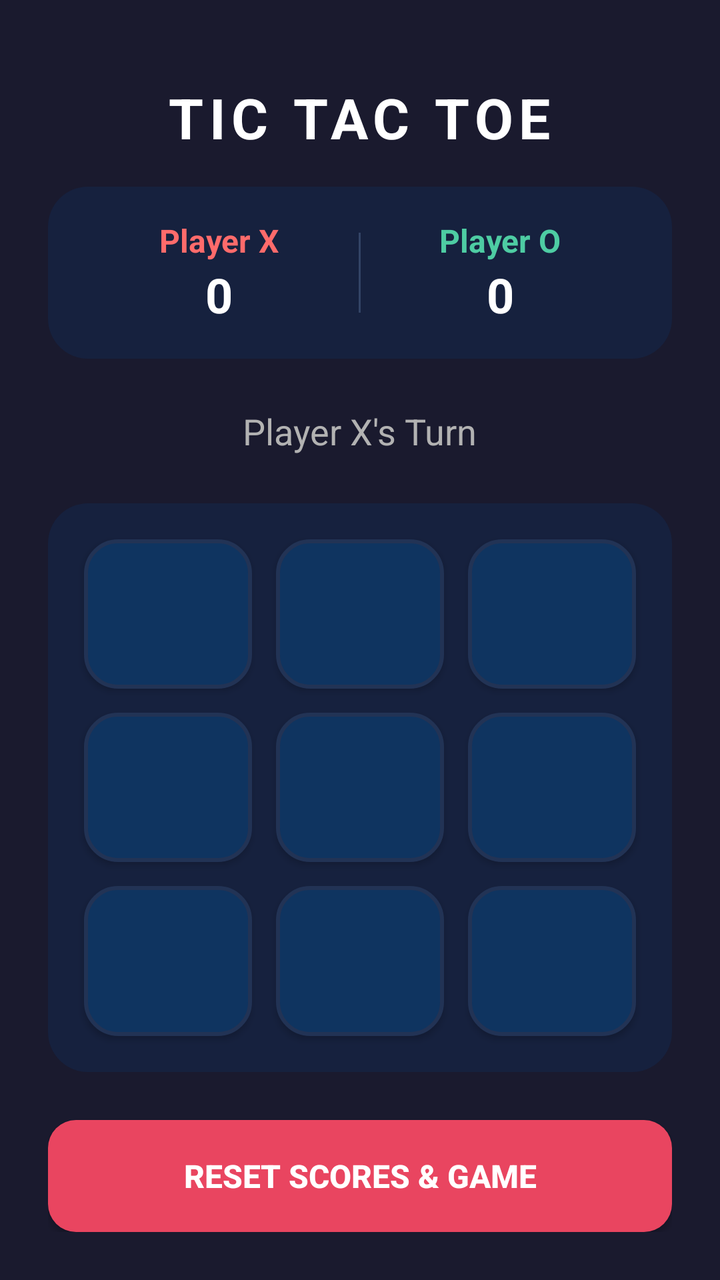
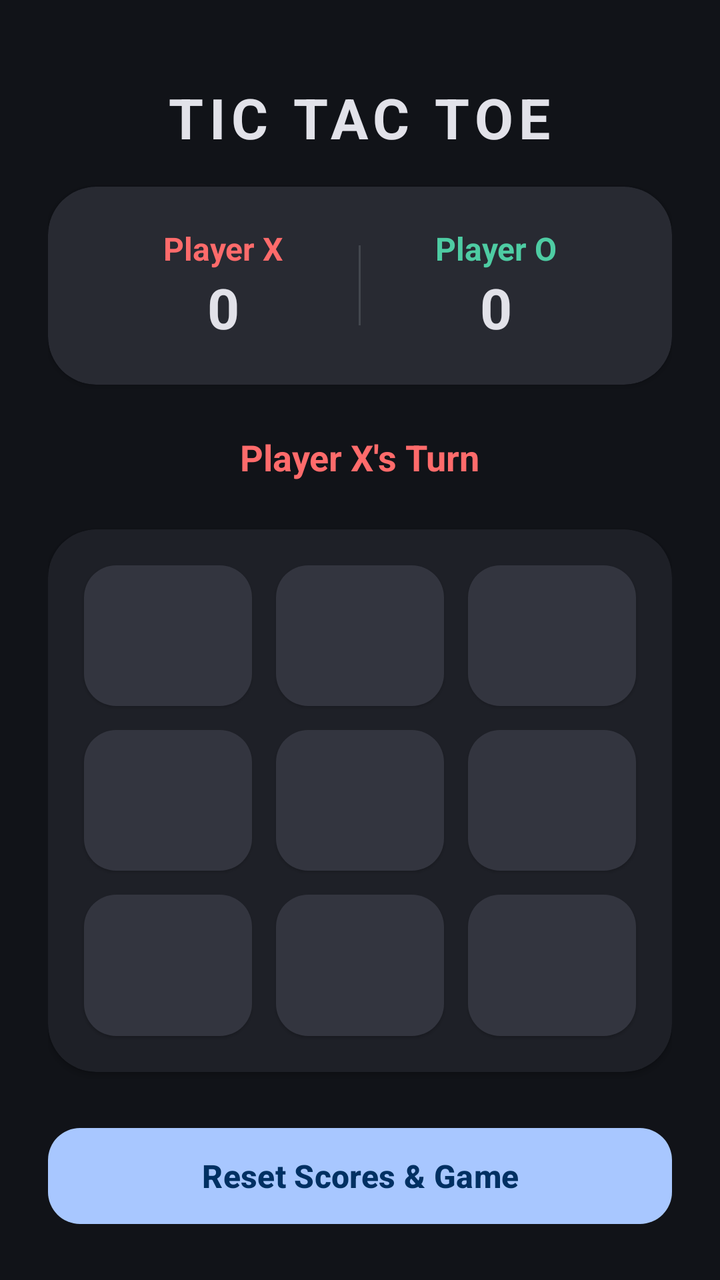

Two renders of the same Android screen: before a commit and after it. Below are the layout's source before the change and the commit's diff.
<!-- AndroidManifest.xml: activity theme AppTheme -->
<!-- res/layout/activity_main.xml -->
<?xml version="1.0" encoding="utf-8"?>
<LinearLayout xmlns:android="http://schemas.android.com/apk/res/android"
    android:layout_width="match_parent"
    android:layout_height="match_parent"
    android:background="@color/background_dark"
    android:orientation="vertical"
    android:gravity="center_horizontal"
    android:padding="24dp">

    
    <TextView
        android:layout_width="wrap_content"
        android:layout_height="wrap_content"
        android:text="TIC TAC TOE"
        android:textColor="@color/white"
        android:textSize="28sp"
        android:textStyle="bold"
        android:letterSpacing="0.1"
        android:layout_marginTop="16dp"
        android:layout_marginBottom="16dp" />

    
    <LinearLayout
        android:layout_width="match_parent"
        android:layout_height="wrap_content"
        android:background="@drawable/bg_card"
        android:orientation="horizontal"
        android:padding="16dp"
        android:layout_marginBottom="24dp"
        android:gravity="center">

        <LinearLayout
            android:layout_width="0dp"
            android:layout_height="wrap_content"
            android:layout_weight="1"
            android:orientation="vertical"
            android:gravity="center">
            <TextView
                android:layout_width="wrap_content"
                android:layout_height="wrap_content"
                android:text="Player X"
                android:textColor="@color/player_x"
                android:textStyle="bold"
                android:textSize="16sp" />
            <TextView
                android:id="@+id/textPlayerXScore"
                android:layout_width="wrap_content"
                android:layout_height="wrap_content"
                android:text="0"
                android:textColor="@color/white"
                android:textSize="24sp"
                android:textStyle="bold" />
        </LinearLayout>

        <View
            android:layout_width="1dp"
            android:layout_height="40dp"
            android:background="#334466" />

        <LinearLayout
            android:layout_width="0dp"
            android:layout_height="wrap_content"
            android:layout_weight="1"
            android:orientation="vertical"
            android:gravity="center">
            <TextView
                android:layout_width="wrap_content"
                android:layout_height="wrap_content"
                android:text="Player O"
                android:textColor="@color/player_o"
                android:textStyle="bold"
                android:textSize="16sp" />
            <TextView
                android:id="@+id/textPlayerOScore"
                android:layout_width="wrap_content"
                android:layout_height="wrap_content"
                android:text="0"
                android:textColor="@color/white"
                android:textSize="24sp"
                android:textStyle="bold" />
        </LinearLayout>
    </LinearLayout>

    
    <TextView
        android:id="@+id/textTurn"
        android:layout_width="wrap_content"
        android:layout_height="wrap_content"
        android:text="Player X's Turn"
        android:textColor="@color/text_secondary"
        android:textSize="18sp"
        android:layout_marginBottom="24dp" />

    
    <FrameLayout
        android:layout_width="match_parent"
        android:layout_height="0dp"
        android:layout_weight="1"
        android:layout_marginBottom="24dp"
        android:background="@drawable/bg_card"
        android:padding="12dp">

        <GridLayout
            android:id="@+id/gridLayout"
            android:layout_width="match_parent"
            android:layout_height="match_parent"
            android:columnCount="3"
            android:rowCount="3">

            <Button
                android:id="@+id/button1"
                style="@style/TicTacToeButton" />
            <Button
                android:id="@+id/button2"
                style="@style/TicTacToeButton" />
            <Button
                android:id="@+id/button3"
                style="@style/TicTacToeButton" />
            <Button
                android:id="@+id/button4"
                style="@style/TicTacToeButton" />
            <Button
                android:id="@+id/button5"
                style="@style/TicTacToeButton" />
            <Button
                android:id="@+id/button6"
                style="@style/TicTacToeButton" />
            <Button
                android:id="@+id/button7"
                style="@style/TicTacToeButton" />
            <Button
                android:id="@+id/button8"
                style="@style/TicTacToeButton" />
            <Button
                android:id="@+id/button9"
                style="@style/TicTacToeButton" />
        </GridLayout>
    </FrameLayout>

    
    <Button
        android:id="@+id/btnReset"
        android:layout_width="match_parent"
        android:layout_height="56dp"
        android:background="@drawable/bg_button_accent"
        android:text="Reset Scores &amp; Game"
        android:textColor="@color/white"
        android:textSize="16sp"
        android:textStyle="bold" />

</LinearLayout>
<!-- resources referenced by this layout -->
<resources>
  <color name="background_dark">#1A1A2E</color>
  <color name="player_o">#4ECCA3</color>
  <color name="player_x">#FF6B6B</color>
  <color name="text_secondary">#B2B2B2</color>
  <color name="white">#FFFFFFFF</color>
  <!-- drawable bg_button_accent (drawable) -->
  <?xml version="1.0" encoding="utf-8"?>
  <shape xmlns:android="http://schemas.android.com/apk/res/android"
      android:shape="rectangle">
      <solid android:color="@color/accent_color" />
      <corners android:radius="14dp" />
  </shape>
  <!-- drawable bg_card (drawable) -->
  <?xml version="1.0" encoding="utf-8"?>
  <shape xmlns:android="http://schemas.android.com/apk/res/android"
      android:shape="rectangle">
      <solid android:color="@color/card_background" />
      <corners android:radius="20dp" />
  </shape>
  <style name="TicTacToeButton" parent="Widget.AppCompat.Button">
          <item name="android:layout_width">0dp</item>
          <item name="android:layout_height">0dp</item>
          <item name="android:layout_rowWeight">1</item>
          <item name="android:layout_columnWeight">1</item>
          <item name="android:layout_margin">6dp</item>
          <item name="android:textSize">52sp</item>
          <item name="android:textStyle">bold</item>
          <item name="android:background">@drawable/bg_game_button</item>
          <item name="android:textColor">@color/white</item>
      </style>
  <style name="AppTheme" parent="Theme.AppCompat.DayNight.NoActionBar">
          
      </style>
  <color name="accent_color">#E94560</color>
  <color name="card_background">#16213E</color>
  <!-- drawable bg_game_button (drawable) -->
  <?xml version="1.0" encoding="utf-8"?>
  <shape xmlns:android="http://schemas.android.com/apk/res/android"
      android:shape="rectangle">
      <solid android:color="@color/primary_color" />
      <corners android:radius="16dp" />
      <stroke android:width="2dp" android:color="#223355" />
  </shape>
  <color name="primary_color">#0F3460</color>
</resources>

<!-- the commit's change to res/layout/activity_main.xml (unified diff, before → after) -->
@@ -1,8 +1,9 @@
 <?xml version="1.0" encoding="utf-8"?>
 <LinearLayout xmlns:android="http://schemas.android.com/apk/res/android"
+    xmlns:app="http://schemas.android.com/apk/res-auto"
     android:layout_width="match_parent"
     android:layout_height="match_parent"
-    android:background="@color/background_dark"
+    android:background="?attr/colorSurface"
     android:orientation="vertical"
     android:gravity="center_horizontal"
     android:padding="24dp">
@@ -12,7 +13,7 @@
         android:layout_width="wrap_content"
         android:layout_height="wrap_content"
         android:text="TIC TAC TOE"
-        android:textColor="@color/white"
+        android:textColor="?attr/colorOnSurface"
         android:textSize="28sp"
         android:textStyle="bold"
         android:letterSpacing="0.1"
@@ -20,66 +21,74 @@
         android:layout_marginBottom="16dp" />
 
     
-    <LinearLayout
+    <com.google.android.material.card.MaterialCardView
         android:layout_width="match_parent"
         android:layout_height="wrap_content"
-        android:background="@drawable/bg_card"
-        android:orientation="horizontal"
-        android:padding="16dp"
         android:layout_marginBottom="24dp"
-        android:gravity="center">
+        app:cardCornerRadius="24dp"
+        app:cardElevation="2dp"
+        app:cardBackgroundColor="?attr/colorSurfaceContainerHigh"
+        app:strokeWidth="0dp">
 
         <LinearLayout
-            android:layout_width="0dp"
+            android:layout_width="match_parent"
             android:layout_height="wrap_content"
-            android:layout_weight="1"
-            android:orientation="vertical"
+            android:orientation="horizontal"
+            android:padding="20dp"
             android:gravity="center">
-            <TextView
-                android:layout_width="wrap_content"
+
+            <LinearLayout
+                android:layout_width="0dp"
                 android:layout_height="wrap_content"
-                android:text="Player X"
-                android:textColor="@color/player_x"
-                android:textStyle="bold"
-                android:textSize="16sp" />
-            <TextView
-                android:id="@+id/textPlayerXScore"
-                android:layout_width="wrap_content"
+                android:layout_weight="1"
+                android:orientation="vertical"
+                android:gravity="center">
+                <TextView
+                    android:layout_width="wrap_content"
+                    android:layout_height="wrap_content"
+                    android:text="Player X"
+                    android:textColor="@color/player_x"
+                    android:textStyle="bold"
+                    android:textSize="16sp" />
+                <TextView
+                    android:id="@+id/textPlayerXScore"
+                    android:layout_width="wrap_content"
+                    android:layout_height="wrap_content"
+                    android:text="0"
+                    android:textColor="?attr/colorOnSurface"
+                    android:textSize="28sp"
+                    android:textStyle="bold" />
+            </LinearLayout>
+
+            <View
+                android:layout_width="1dp"
+                android:layout_height="40dp"
+                android:background="?attr/colorOutlineVariant" />
+
+            <LinearLayout
+                android:layout_width="0dp"
                 android:layout_height="wrap_content"
-                android:text="0"
-                android:textColor="@color/white"
-                android:textSize="24sp"
-                android:textStyle="bold" />
+                android:layout_weight="1"
+                android:orientation="vertical"
+                android:gravity="center">
+                <TextView
+                    android:layout_width="wrap_content"
+                    android:layout_height="wrap_content"
+                    android:text="Player O"
+                    android:textColor="@color/player_o"
+                    android:textStyle="bold"
+                    android:textSize="16sp" />
+                <TextView
+                    android:id="@+id/textPlayerOScore"
+                    android:layout_width="wrap_content"
+                    android:layout_height="wrap_content"
+                    android:text="0"
+                    android:textColor="?attr/colorOnSurface"
+                    android:textSize="28sp"
+                    android:textStyle="bold" />
+            </LinearLayout>
         </LinearLayout>
-
-        <View
-            android:layout_width="1dp"
-            android:layout_height="40dp"
-            android:background="#334466" />
-
-        <LinearLayout
-            android:layout_width="0dp"
-            android:layout_height="wrap_content"
-            android:layout_weight="1"
-            android:orientation="vertical"
-            android:gravity="center">
-            <TextView
-                android:layout_width="wrap_content"
-                android:layout_height="wrap_content"
-                android:text="Player O"
-                android:textColor="@color/player_o"
-                android:textStyle="bold"
-                android:textSize="16sp" />
-            <TextView
-                android:id="@+id/textPlayerOScore"
-                android:layout_width="wrap_content"
-                android:layout_height="wrap_content"
-                android:text="0"
-                android:textColor="@color/white"
-                android:textSize="24sp"
-                android:textStyle="bold" />
-        </LinearLayout>
-    </LinearLayout>
+    </com.google.android.material.card.MaterialCardView>
 
     
     <TextView
@@ -87,65 +96,69 @@
         android:layout_width="wrap_content"
         android:layout_height="wrap_content"
         android:text="Player X's Turn"
-        android:textColor="@color/text_secondary"
+        android:textColor="@color/player_x"
         android:textSize="18sp"
+        android:textStyle="bold"
         android:layout_marginBottom="24dp" />
 
     
-    <FrameLayout
+    <com.google.android.material.card.MaterialCardView
         android:layout_width="match_parent"
         android:layout_height="0dp"
         android:layout_weight="1"
         android:layout_marginBottom="24dp"
-        android:background="@drawable/bg_card"
-        android:padding="12dp">
+        app:cardCornerRadius="24dp"
+        app:cardElevation="2dp"
+        app:cardBackgroundColor="?attr/colorSurfaceContainer"
+        app:strokeWidth="0dp">
 
         <GridLayout
             android:id="@+id/gridLayout"
             android:layout_width="match_parent"
             android:layout_height="match_parent"
+            android:padding="12dp"
             android:columnCount="3"
             android:rowCount="3">
 
-            <Button
+            <com.google.android.material.button.MaterialButton
                 android:id="@+id/button1"
                 style="@style/TicTacToeButton" />
-            <Button
+            <com.google.android.material.button.MaterialButton
                 android:id="@+id/button2"
                 style="@style/TicTacToeButton" />
-            <Button
+            <com.google.android.material.button.MaterialButton
                 android:id="@+id/button3"
                 style="@style/TicTacToeButton" />
-            <Button
+            <com.google.android.material.button.MaterialButton
                 android:id="@+id/button4"
                 style="@style/TicTacToeButton" />
-            <Button
+            <com.google.android.material.button.MaterialButton
                 android:id="@+id/button5"
                 style="@style/TicTacToeButton" />
-            <Button
+            <com.google.android.material.button.MaterialButton
                 android:id="@+id/button6"
                 style="@style/TicTacToeButton" />
-            <Button
+            <com.google.android.material.button.MaterialButton
                 android:id="@+id/button7"
                 style="@style/TicTacToeButton" />
-            <Button
+            <com.google.android.material.button.MaterialButton
                 android:id="@+id/button8"
                 style="@style/TicTacToeButton" />
-            <Button
+            <com.google.android.material.button.MaterialButton
                 android:id="@+id/button9"
                 style="@style/TicTacToeButton" />
         </GridLayout>
-    </FrameLayout>
+    </com.google.android.material.card.MaterialCardView>
 
     
-    <Button
+    <com.google.android.material.button.MaterialButton
         android:id="@+id/btnReset"
         android:layout_width="match_parent"
         android:layout_height="56dp"
-        android:background="@drawable/bg_button_accent"
+        style="@style/Widget.Material3.Button"
         android:text="Reset Scores &amp; Game"
-        android:textColor="@color/white"
         android:textSize="16sp"
-        android:textStyle="bold" />
+        android:textStyle="bold"
+        app:cornerRadius="16dp" />
 
 </LinearLayout>
<!-- resource entries referenced after the edit -->
@@ -1,48 +1,68 @@
 <!-- resources referenced by this layout -->
 <resources>
-  <color name="background_dark">#1A1A2E</color>
   <color name="player_o">#4ECCA3</color>
   <color name="player_x">#FF6B6B</color>
-  <color name="text_secondary">#B2B2B2</color>
-  <color name="white">#FFFFFFFF</color>
-  <!-- drawable bg_button_accent (drawable) -->
-  <?xml version="1.0" encoding="utf-8"?>
-  <shape xmlns:android="http://schemas.android.com/apk/res/android"
-      android:shape="rectangle">
-      <solid android:color="@color/accent_color" />
-      <corners android:radius="14dp" />
-  </shape>
-  <!-- drawable bg_card (drawable) -->
-  <?xml version="1.0" encoding="utf-8"?>
-  <shape xmlns:android="http://schemas.android.com/apk/res/android"
-      android:shape="rectangle">
-      <solid android:color="@color/card_background" />
-      <corners android:radius="20dp" />
-  </shape>
-  <style name="TicTacToeButton" parent="Widget.AppCompat.Button">
+  <style name="TicTacToeButton" parent="Widget.Material3.Button.ElevatedButton">
           <item name="android:layout_width">0dp</item>
           <item name="android:layout_height">0dp</item>
           <item name="android:layout_rowWeight">1</item>
           <item name="android:layout_columnWeight">1</item>
           <item name="android:layout_margin">6dp</item>
-          <item name="android:textSize">52sp</item>
+          <item name="android:textSize">48sp</item>
           <item name="android:textStyle">bold</item>
-          <item name="android:background">@drawable/bg_game_button</item>
-          <item name="android:textColor">@color/white</item>
+          <item name="android:insetTop">0dp</item>
+          <item name="android:insetBottom">0dp</item>
+          <item name="android:insetLeft">0dp</item>
+          <item name="android:insetRight">0dp</item>
+          <item name="backgroundTint">@color/md_theme_surfaceContainerHighest</item>
+          <item name="cornerRadius">16dp</item>
       </style>
-  <style name="AppTheme" parent="Theme.AppCompat.DayNight.NoActionBar">
+  <style name="AppTheme" parent="Theme.Material3.DayNight.NoActionBar">
           
+          <item name="colorPrimary">@color/md_theme_primary</item>
+          <item name="colorOnPrimary">@color/md_theme_onPrimary</item>
+          <item name="colorPrimaryContainer">@color/md_theme_primaryContainer</item>
+          <item name="colorOnPrimaryContainer">@color/md_theme_onPrimaryContainer</item>
+  
+          
+          <item name="colorSecondary">@color/md_theme_secondary</item>
+          <item name="colorOnSecondary">@color/md_theme_onSecondary</item>
+          <item name="colorSecondaryContainer">@color/md_theme_secondaryContainer</item>
+          <item name="colorOnSecondaryContainer">@color/md_theme_onSecondaryContainer</item>
+  
+          
+          <item name="colorTertiary">@color/md_theme_tertiary</item>
+          <item name="colorOnTertiary">@color/md_theme_onTertiary</item>
+  
+          
+          <item name="android:colorBackground">@color/md_theme_background</item>
+          <item name="colorOnBackground">@color/md_theme_onBackground</item>
+          <item name="colorSurface">@color/md_theme_surface</item>
+          <item name="colorOnSurface">@color/md_theme_onSurface</item>
+          <item name="colorSurfaceContainer">@color/md_theme_surfaceContainer</item>
+          <item name="colorSurfaceContainerHigh">@color/md_theme_surfaceContainerHigh</item>
+          <item name="colorSurfaceContainerHighest">@color/md_theme_surfaceContainerHighest</item>
+          <item name="colorOutline">@color/md_theme_outline</item>
+          <item name="colorOutlineVariant">@color/md_theme_outlineVariant</item>
       </style>
-  <color name="accent_color">#E94560</color>
-  <color name="card_background">#16213E</color>
-  <!-- drawable bg_game_button (drawable) -->
-  <?xml version="1.0" encoding="utf-8"?>
-  <shape xmlns:android="http://schemas.android.com/apk/res/android"
-      android:shape="rectangle">
-      <solid android:color="@color/primary_color" />
-      <corners android:radius="16dp" />
-      <stroke android:width="2dp" android:color="#223355" />
-  </shape>
-  <color name="primary_color">#0F3460</color>
+  <color name="md_theme_surfaceContainerHighest">#33353F</color>
+  <color name="md_theme_primary">#A8C7FF</color>
+  <color name="md_theme_onPrimary">#003062</color>
+  <color name="md_theme_primaryContainer">#004689</color>
+  <color name="md_theme_onPrimaryContainer">#D6E3FF</color>
+  <color name="md_theme_secondary">#7FCFFF</color>
+  <color name="md_theme_onSecondary">#00344A</color>
+  <color name="md_theme_secondaryContainer">#004C6A</color>
+  <color name="md_theme_onSecondaryContainer">#C2E8FF</color>
+  <color name="md_theme_tertiary">#FFB4AB</color>
+  <color name="md_theme_onTertiary">#690005</color>
+  <color name="md_theme_background">#111318</color>
+  <color name="md_theme_onBackground">#E2E2E9</color>
+  <color name="md_theme_surface">#111318</color>
+  <color name="md_theme_onSurface">#E2E2E9</color>
+  <color name="md_theme_surfaceContainer">#1E2027</color>
+  <color name="md_theme_surfaceContainerHigh">#282A32</color>
+  <color name="md_theme_outline">#8C919D</color>
+  <color name="md_theme_outlineVariant">#43474E</color>
 </resources>
 
